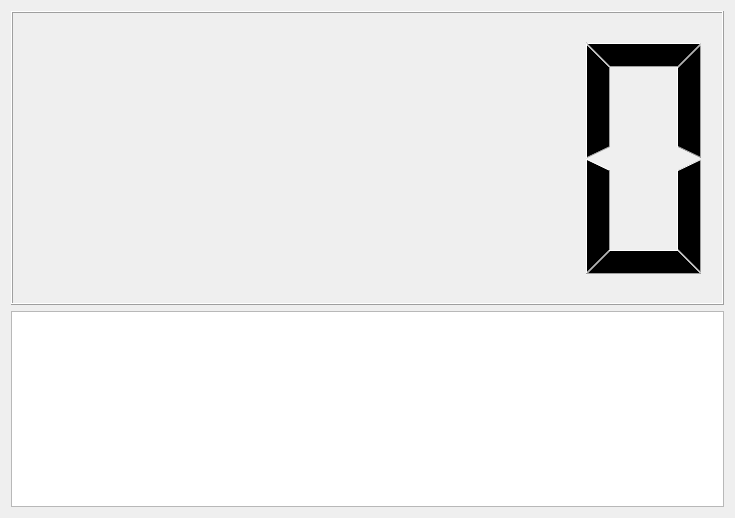
Old version of the form src/ui/widgets/scale/scale.ui in the repository Ghettovich/bsf-lib.
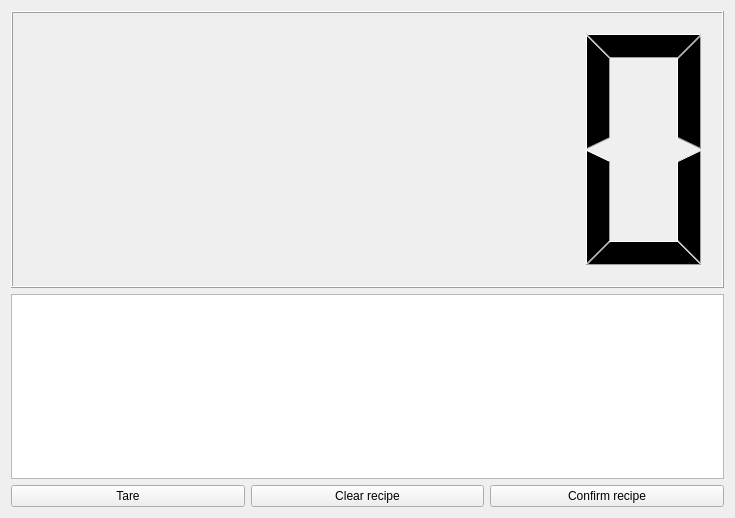
New version of the form.

Commit message: added high light off and check circle outline icon. Added default values for component. Added active component value that is currently at scale.

```diff
--- a/src/ui/widgets/scale/scale.ui
+++ b/src/ui/widgets/scale/scale.ui
@@ -13,10 +13,35 @@
   <property name="windowTitle">
    <string>Form</string>
   </property>
-  <layout class="QGridLayout" name="gridLayout" rowstretch="3,2">
+  <layout class="QGridLayout" name="gridLayout" rowstretch="3,2,0">
    <item row="0" column="0">
     <widget class="QLCDNumber" name="lcdNumber"/>
    </item>
+   <item row="2" column="0">
+    <layout class="QHBoxLayout" name="horizontalLayout">
+     <item>
+      <widget class="QPushButton" name="pushButtonTareScale">
+       <property name="text">
+        <string>Tare</string>
+       </property>
+      </widget>
+     </item>
+     <item>
+      <widget class="QPushButton" name="pushButtonClearRecipe">
+       <property name="text">
+        <string>Clear recipe</string>
+       </property>
+      </widget>
+     </item>
+     <item>
+      <widget class="QPushButton" name="pushButtonConfirmRecipe">
+       <property name="text">
+        <string>Confirm recipe</string>
+       </property>
+      </widget>
+     </item>
+    </layout>
+   </item>
    <item row="1" column="0">
     <widget class="QTableWidget" name="tableWidget"/>
    </item>
```
The commit also changes 13 other files.
